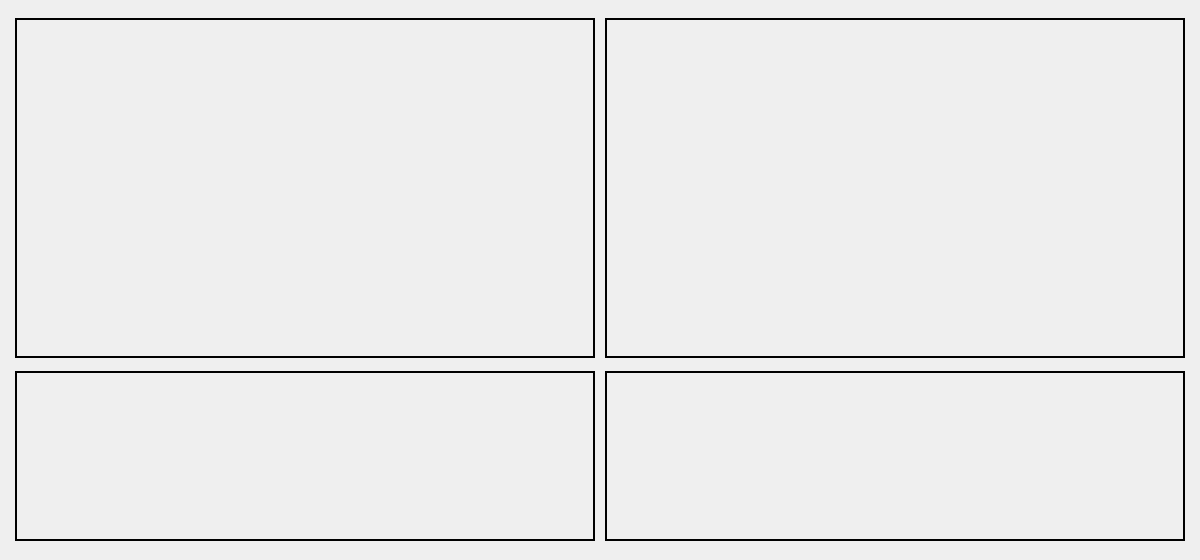
First picture: the form in src/ECM_gui/misc_dialogs/widget_profile_parameters.ui, repository dmherrington/ECM-Control-System, before the edit.
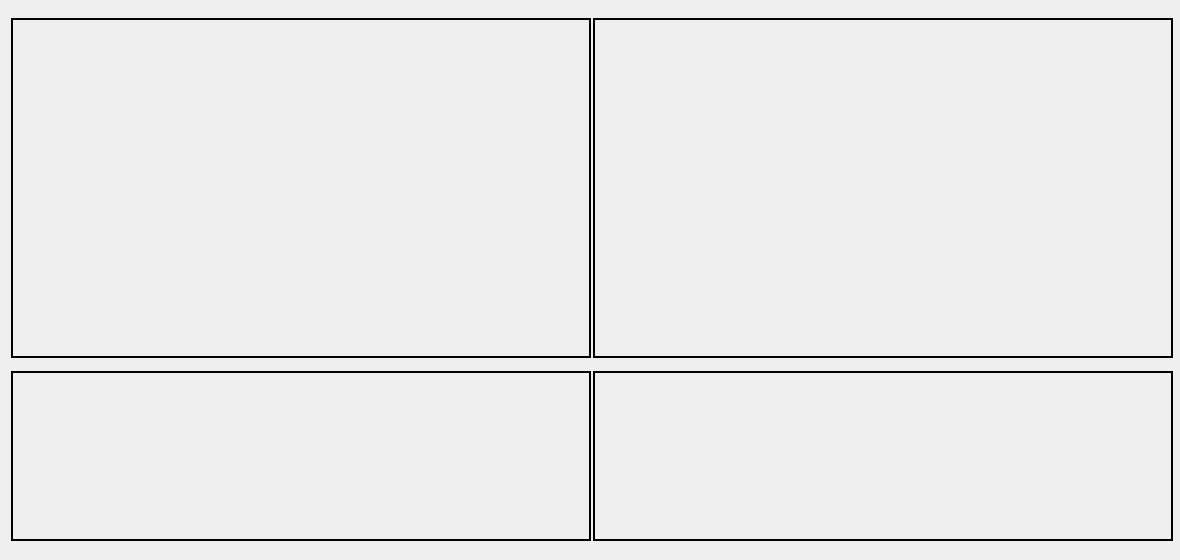
Second picture: the form after the edit.

```diff
--- a/src/ECM_gui/misc_dialogs/widget_profile_parameters.ui
+++ b/src/ECM_gui/misc_dialogs/widget_profile_parameters.ui
@@ -6,7 +6,7 @@
    <rect>
     <x>0</x>
     <y>0</y>
-    <width>1200</width>
+    <width>1180</width>
     <height>560</height>
    </rect>
   </property>
@@ -18,7 +18,7 @@
   </property>
   <property name="minimumSize">
    <size>
-    <width>1100</width>
+    <width>1180</width>
     <height>560</height>
    </size>
   </property>
```
